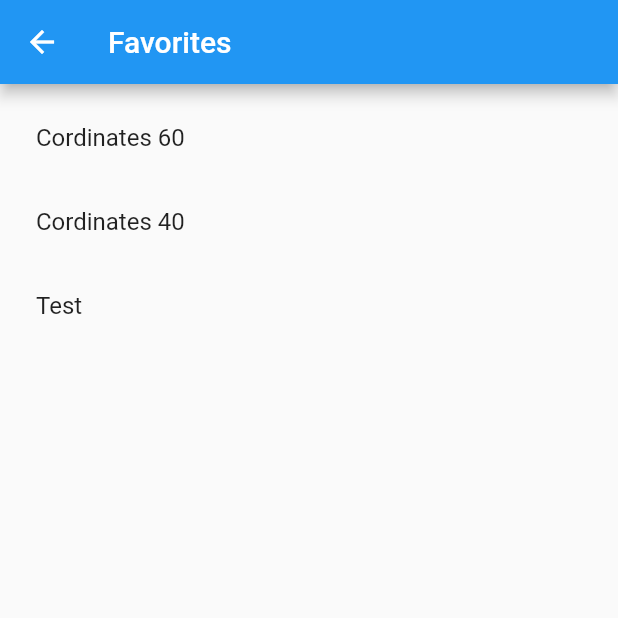
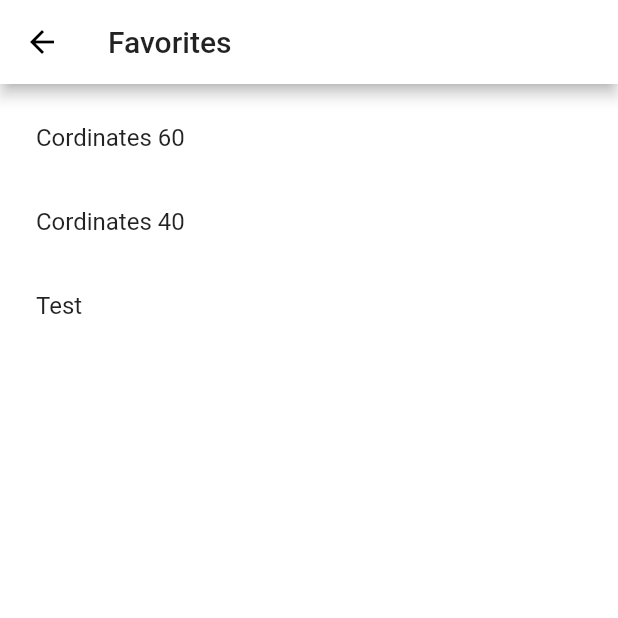
Before and after one commit to allj9618/noisepollutionlocator_71, a Flutter app: the Favorites screen opened directly, on a phone screen of 412 x 824 dp, the top half of it. Run offline on Flutter 3.47's test engine with Material 2 defaults, Android fonts, the phone set to English and light mode, and no system bars; our stand-ins replace geolocator, settings_ui, shared_preferences; missing offline and left inert: ff_navigation_bar, platform_maps_flutter; accounts and stored records are empty.

Commit message:
Created different theme colors for light and dark mode. Applied colors to application pages.

```diff
--- a/lib/favorites.dart
+++ b/lib/favorites.dart
@@ -61,7 +61,9 @@ class _Favorites extends State<Favorites> {
   Widget build(BuildContext context) {
     if (favorite.isNotEmpty) {
       return Scaffold(
-        appBar: AppBar(title: Text('Favorites')),
+        appBar: AppBar(
+            title: Text('Favorites')),
+        backgroundColor: Theme.of(context).scaffoldBackgroundColor,
         body: Container(
           child: ListView.builder(
               padding: const EdgeInsets.all(8),
@@ -77,6 +79,7 @@ class _Favorites extends State<Favorites> {
     else
       return Scaffold(
           appBar: AppBar(title: Text('Favorites')),
+          backgroundColor: Theme.of(context).scaffoldBackgroundColor,
           body: Center(
             child: Text('No Favorites saved!'),
           )
--- a/lib/home_page.dart
+++ b/lib/home_page.dart
@@ -18,16 +18,15 @@ class _MyHomePageState extends State<MyHomePage> {
     return Scaffold(
       appBar: AppBar(
         title: Text(widget.title),
+        backgroundColor: Theme.of(context).scaffoldBackgroundColor,
       ),
       body: Center(
         child: Column(
-
           mainAxisAlignment: MainAxisAlignment.center,
           children: <Widget>[
             Row(
               mainAxisAlignment: MainAxisAlignment.center,
               children: <Widget>[
-
                 Padding(
                     padding: EdgeInsets.all(20.0),
                     child: MenuButton('/settings', 'Settings')),
--- a/lib/settings.dart
+++ b/lib/settings.dart
@@ -18,6 +18,7 @@ class _Settings extends State<Settings> {
     return Scaffold(
       appBar: AppBar(title: Text('Settings')),
       body: SettingsList(
+        backgroundColor: Theme.of(context).scaffoldBackgroundColor,
         sections: [
           SettingsSection(
             subtitle: Center(
--- a/lib/themes.dart
+++ b/lib/themes.dart
@@ -2,10 +2,31 @@ import 'package:flutter/material.dart';
 
 class Themes {
   static final lightTheme = ThemeData(
-
+      scaffoldBackgroundColor: Colors.white,
+      primaryColor: Colors.white,
+      accentColor: Colors.black,
+      focusColor: Colors.grey,
+      colorScheme: ColorScheme.light(),
+      textTheme: TextTheme(
+        bodyText1: TextStyle(),
+        bodyText2: TextStyle(),
+      ).apply(
+        bodyColor: Colors.grey,
+        //displayColor: Colors.blue,
+      ),
   );
 
   static final darkTheme = ThemeData(
-
+      scaffoldBackgroundColor: Colors.grey.shade900,
+      primaryColor: Colors.grey.shade900,
+      accentColor: Colors.white,
+      colorScheme: ColorScheme.dark(),
+      textTheme: TextTheme(
+        bodyText1: TextStyle(),
+        bodyText2: TextStyle(),
+      ).apply(
+        bodyColor: Colors.amber.shade900,
+        //displayColor: Colors.blue,
+    ),
   );
 }
```
Also changed, not shown: lib/bottom_navigation.dart (+7 -7 lines).
